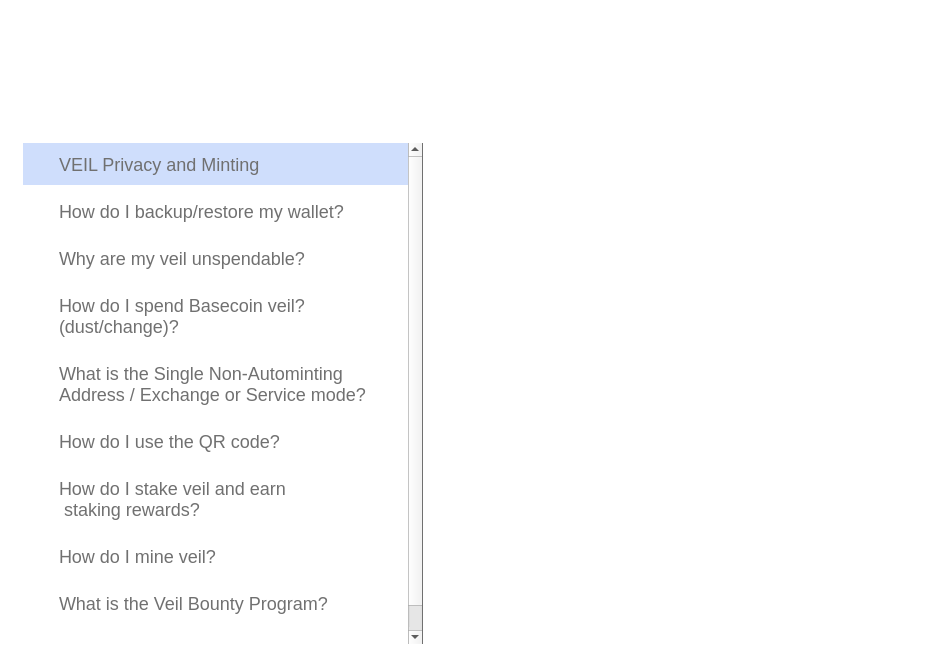
Veil-Project/veil, file src/qt/veil/forms/settingsfaq.ui: the form before one commit.
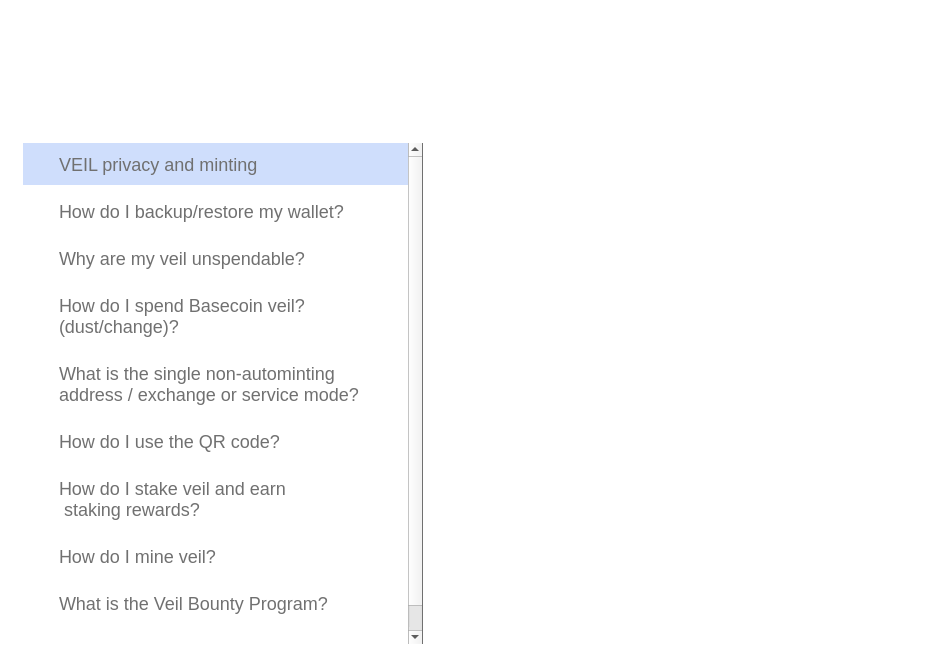
The form after the commit. Icons and pictures are not drawn.

Commit message: Remove or update of Zerocoin privacy mentions

What changed in the file:
```diff
--- a/src/qt/veil/forms/settingsfaq.ui
+++ b/src/qt/veil/forms/settingsfaq.ui
@@ -432,7 +432,7 @@
 }</string>
                   </property>
                   <property name="text">
-                   <string>VEIL Privacy and Minting</string>
+                   <string>VEIL privacy and minting</string>
                   </property>
                   <property name="checked">
                    <bool>true</bool>
@@ -640,8 +640,8 @@
 }</string>
                   </property>
                   <property name="text">
-                   <string>What is the Single Non-Autominting 
-Address / Exchange or Service mode?</string>
+                   <string>What is the single non-autominting 
+address / exchange or service mode?</string>
                   </property>
                  </widget>
                 </item>
```
The commit also changes 31 other files.
